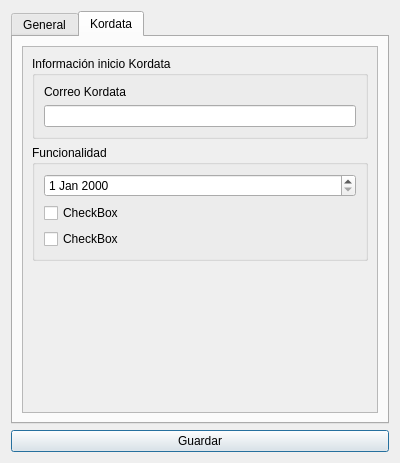
The window that ui/configDialog.ui (gabod22/Pixel-after-sell-reporter) describes before a commit, drawn with Qt 5.
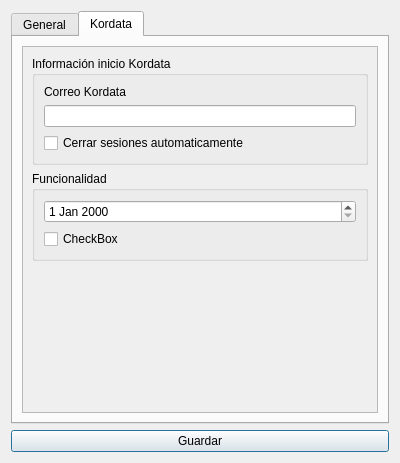
The same window after the commit.

The edit to the form file:
```diff
--- a/ui/configDialog.ui
+++ b/ui/configDialog.ui
@@ -95,6 +95,13 @@
                 </item>
                </layout>
               </item>
+              <item>
+               <widget class="QCheckBox" name="ChkAutoLogin">
+                <property name="text">
+                 <string>Cerrar sesiones automaticamente</string>
+                </property>
+               </widget>
+              </item>
              </layout>
             </widget>
            </item>
@@ -107,13 +114,6 @@
               <item>
                <widget class="QDateEdit" name="dateKordataStartDate"/>
               </item>
-              <item>
-               <widget class="QCheckBox" name="checkBox_2">
-                <property name="text">
-                 <string>CheckBox</string>
-                </property>
-               </widget>
-              </item>
               <item>
                <widget class="QCheckBox" name="checkBox">
                 <property name="text">
```
